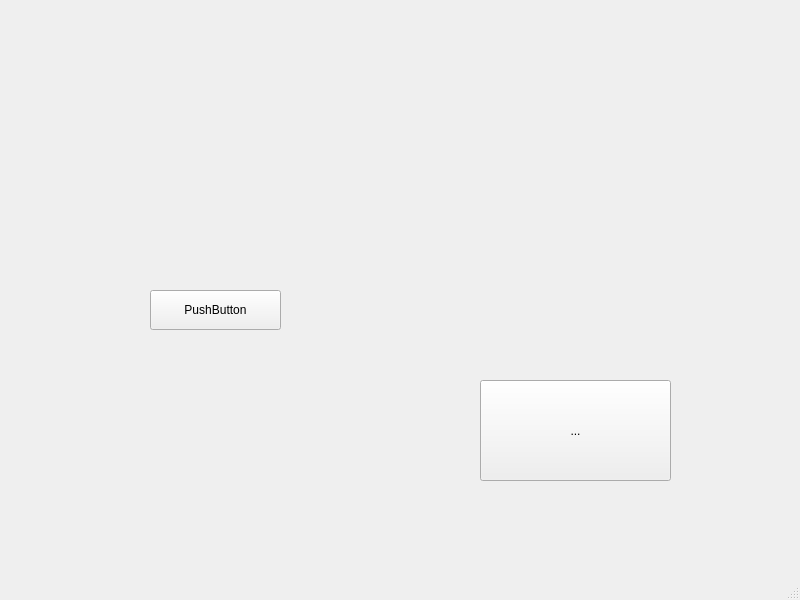
haojia666/hokelin, file pyCode/UI/untitled.ui: the form before one commit.
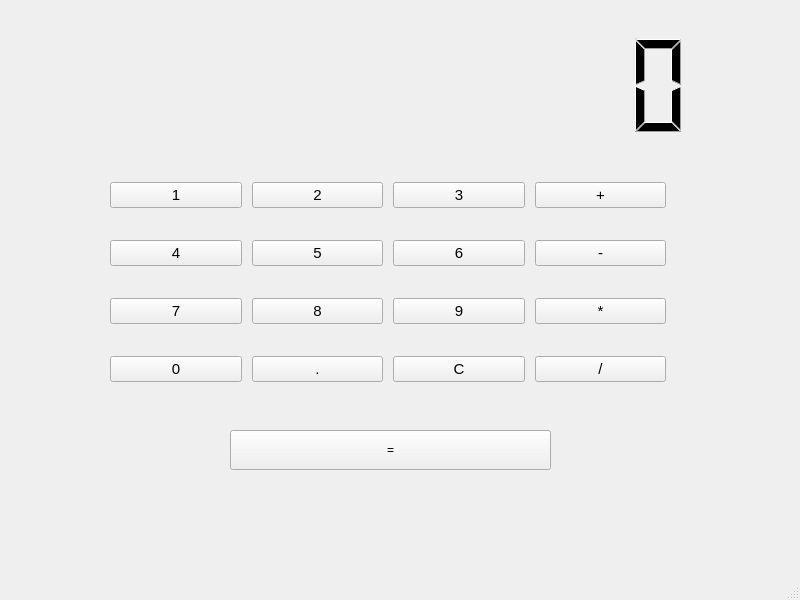
The form after the commit.

```diff
--- a/pyCode/UI/untitled.ui
+++ b/pyCode/UI/untitled.ui
@@ -14,31 +14,284 @@
    <string>MainWindow</string>
   </property>
   <widget class="QWidget" name="centralwidget">
-   <widget class="QPushButton" name="pushButton">
+   <widget class="QLCDNumber" name="lcdNumber">
     <property name="geometry">
      <rect>
-      <x>150</x>
-      <y>290</y>
-      <width>131</width>
+      <x>70</x>
+      <y>30</y>
+      <width>681</width>
+      <height>111</height>
+     </rect>
+    </property>
+    <property name="frameShape">
+     <enum>QFrame::NoFrame</enum>
+    </property>
+    <property name="smallDecimalPoint">
+     <bool>false</bool>
+    </property>
+    <property name="digitCount">
+     <number>10</number>
+    </property>
+   </widget>
+   <widget class="QPushButton" name="btnEqual">
+    <property name="geometry">
+     <rect>
+      <x>230</x>
+      <y>430</y>
+      <width>321</width>
       <height>40</height>
      </rect>
     </property>
     <property name="text">
-     <string>PushButton</string>
+     <string>=</string>
     </property>
    </widget>
-   <widget class="QToolButton" name="toolButton">
+   <widget class="QWidget" name="">
     <property name="geometry">
      <rect>
-      <x>480</x>
-      <y>380</y>
-      <width>191</width>
-      <height>101</height>
+      <x>100</x>
+      <y>160</y>
+      <width>576</width>
+      <height>248</height>
      </rect>
     </property>
-    <property name="text">
-     <string>...</string>
-    </property>
+    <layout class="QVBoxLayout" name="verticalLayout" stretch="10,0,0,0">
+     <property name="spacing">
+      <number>20</number>
+     </property>
+     <property name="leftMargin">
+      <number>10</number>
+     </property>
+     <property name="topMargin">
+      <number>10</number>
+     </property>
+     <property name="rightMargin">
+      <number>10</number>
+     </property>
+     <property name="bottomMargin">
+      <number>10</number>
+     </property>
+     <item>
+      <layout class="QHBoxLayout" name="horizontalLayout">
+       <property name="spacing">
+        <number>10</number>
+       </property>
+       <item>
+        <widget class="QPushButton" name="btn1">
+         <property name="font">
+          <font>
+           <pointsize>11</pointsize>
+          </font>
+         </property>
+         <property name="text">
+          <string>1</string>
+         </property>
+        </widget>
+       </item>
+       <item>
+        <widget class="QPushButton" name="btn2">
+         <property name="font">
+          <font>
+           <pointsize>11</pointsize>
+          </font>
+         </property>
+         <property name="text">
+          <string>2</string>
+         </property>
+        </widget>
+       </item>
+       <item>
+        <widget class="QPushButton" name="btn3">
+         <property name="font">
+          <font>
+           <pointsize>11</pointsize>
+          </font>
+         </property>
+         <property name="text">
+          <string>3</string>
+         </property>
+        </widget>
+       </item>
+       <item>
+        <widget class="QPushButton" name="btnAdd">
+         <property name="font">
+          <font>
+           <pointsize>11</pointsize>
+          </font>
+         </property>
+         <property name="text">
+          <string>+</string>
+         </property>
+        </widget>
+       </item>
+      </layout>
+     </item>
+     <item>
+      <layout class="QHBoxLayout" name="horizontalLayout_2">
+       <property name="spacing">
+        <number>10</number>
+       </property>
+       <item>
+        <widget class="QPushButton" name="btn4">
+         <property name="font">
+          <font>
+           <pointsize>11</pointsize>
+          </font>
+         </property>
+         <property name="text">
+          <string>4</string>
+         </property>
+        </widget>
+       </item>
+       <item>
+        <widget class="QPushButton" name="btn5">
+         <property name="font">
+          <font>
+           <pointsize>11</pointsize>
+          </font>
+         </property>
+         <property name="text">
+          <string>5</string>
+         </property>
+        </widget>
+       </item>
+       <item>
+        <widget class="QPushButton" name="btn6">
+         <property name="font">
+          <font>
+           <pointsize>11</pointsize>
+          </font>
+         </property>
+         <property name="text">
+          <string>6</string>
+         </property>
+        </widget>
+       </item>
+       <item>
+        <widget class="QPushButton" name="btnPlus">
+         <property name="font">
+          <font>
+           <pointsize>11</pointsize>
+          </font>
+         </property>
+         <property name="text">
+          <string>-</string>
+         </property>
+        </widget>
+       </item>
+      </layout>
+     </item>
+     <item>
+      <layout class="QHBoxLayout" name="horizontalLayout_3">
+       <property name="spacing">
+        <number>10</number>
+       </property>
+       <item>
+        <widget class="QPushButton" name="btn7">
+         <property name="font">
+          <font>
+           <pointsize>11</pointsize>
+          </font>
+         </property>
+         <property name="text">
+          <string>7</string>
+         </property>
+        </widget>
+       </item>
+       <item>
+        <widget class="QPushButton" name="btn8">
+         <property name="font">
+          <font>
+           <pointsize>11</pointsize>
+          </font>
+         </property>
+         <property name="text">
+          <string>8</string>
+         </property>
+        </widget>
+       </item>
+       <item>
+        <widget class="QPushButton" name="btn9">
+         <property name="font">
+          <font>
+           <pointsize>11</pointsize>
+          </font>
+         </property>
+         <property name="text">
+          <string>9</string>
+         </property>
+        </widget>
+       </item>
+       <item>
+        <widget class="QPushButton" name="btnChen">
+         <property name="font">
+          <font>
+           <pointsize>11</pointsize>
+          </font>
+         </property>
+         <property name="text">
+          <string>*</string>
+         </property>
+        </widget>
+       </item>
+      </layout>
+     </item>
+     <item>
+      <layout class="QHBoxLayout" name="horizontalLayout_4">
+       <property name="spacing">
+        <number>10</number>
+       </property>
+       <item>
+        <widget class="QPushButton" name="btn0">
+         <property name="font">
+          <font>
+           <pointsize>11</pointsize>
+          </font>
+         </property>
+         <property name="text">
+          <string>0</string>
+         </property>
+        </widget>
+       </item>
+       <item>
+        <widget class="QPushButton" name="btnDot">
+         <property name="font">
+          <font>
+           <pointsize>11</pointsize>
+          </font>
+         </property>
+         <property name="text">
+          <string>.</string>
+         </property>
+        </widget>
+       </item>
+       <item>
+        <widget class="QPushButton" name="btnC">
+         <property name="font">
+          <font>
+           <pointsize>11</pointsize>
+          </font>
+         </property>
+         <property name="text">
+          <string>C</string>
+         </property>
+        </widget>
+       </item>
+       <item>
+        <widget class="QPushButton" name="btnDiv">
+         <property name="font">
+          <font>
+           <pointsize>11</pointsize>
+          </font>
+         </property>
+         <property name="text">
+          <string>/</string>
+         </property>
+        </widget>
+       </item>
+      </layout>
+     </item>
+    </layout>
    </widget>
   </widget>
   <widget class="QMenuBar" name="menubar">
```
Left out of the diff: 25 changed lines with no effect on the pictures.
